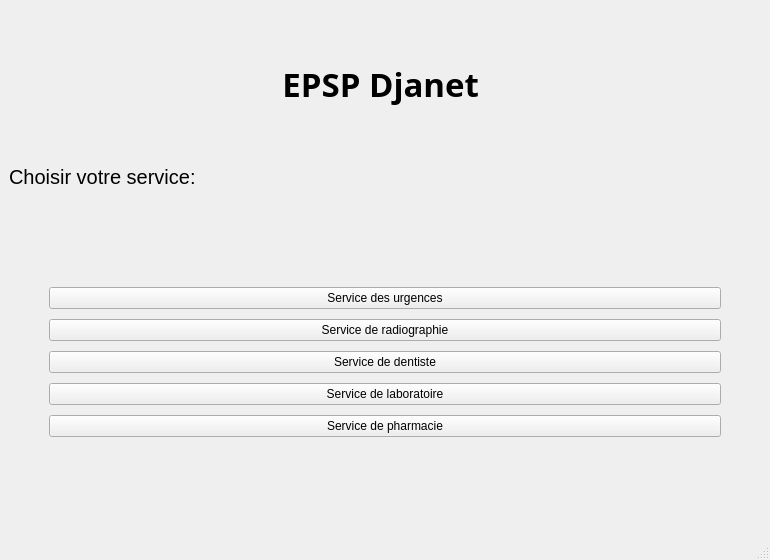
The window that ui/main.ui (otmanLAHRECHE/EPSP_Garde_Project) describes before a commit, drawn with Qt 5.
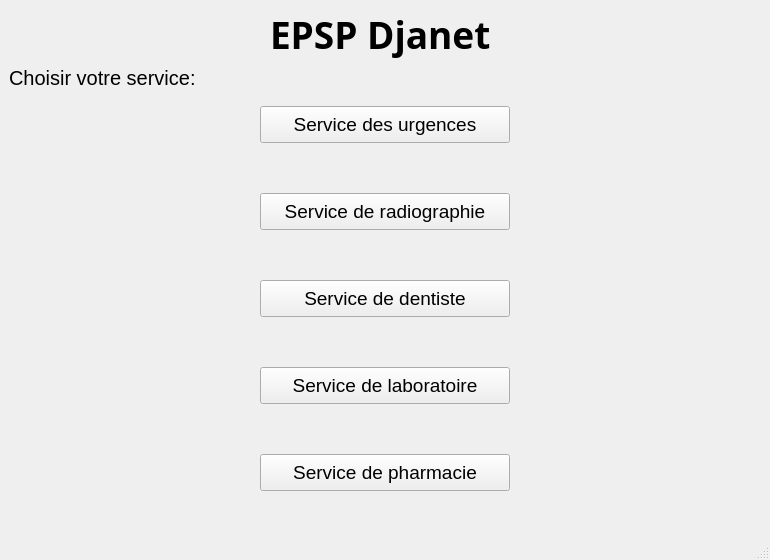
The same window after the commit.

Diff of the .ui file:
```diff
--- a/ui/main.ui
+++ b/ui/main.ui
@@ -65,7 +65,7 @@
       <property name="font">
        <font>
         <family>MS Reference Sans Serif</family>
-        <pointsize>25</pointsize>
+        <pointsize>28</pointsize>
         <weight>75</weight>
         <italic>false</italic>
         <bold>true</bold>
@@ -107,7 +107,7 @@
        <number>40</number>
       </property>
       <property name="topMargin">
-       <number>40</number>
+       <number>10</number>
       </property>
       <property name="rightMargin">
        <number>40</number>
@@ -116,13 +116,24 @@
        <number>40</number>
       </property>
       <property name="horizontalSpacing">
-       <number>8</number>
+       <number>20</number>
       </property>
       <property name="verticalSpacing">
-       <number>10</number>
+       <number>50</number>
       </property>
       <item row="4" column="0">
        <widget class="QPushButton" name="pushButton_5">
+        <property name="maximumSize">
+         <size>
+          <width>250</width>
+          <height>50</height>
+         </size>
+        </property>
+        <property name="font">
+         <font>
+          <pointsize>14</pointsize>
+         </font>
+        </property>
         <property name="text">
          <string>Service de pharmacie</string>
         </property>
@@ -130,6 +141,17 @@
       </item>
       <item row="2" column="0">
        <widget class="QPushButton" name="pushButton_3">
+        <property name="maximumSize">
+         <size>
+          <width>250</width>
+          <height>50</height>
+         </size>
+        </property>
+        <property name="font">
+         <font>
+          <pointsize>14</pointsize>
+         </font>
+        </property>
         <property name="text">
          <string>Service de dentiste</string>
         </property>
@@ -137,6 +159,17 @@
       </item>
       <item row="1" column="0">
        <widget class="QPushButton" name="pushButton_2">
+        <property name="maximumSize">
+         <size>
+          <width>250</width>
+          <height>50</height>
+         </size>
+        </property>
+        <property name="font">
+         <font>
+          <pointsize>14</pointsize>
+         </font>
+        </property>
         <property name="text">
          <string>Service de radiographie</string>
         </property>
@@ -144,6 +177,17 @@
       </item>
       <item row="3" column="0">
        <widget class="QPushButton" name="pushButton_4">
+        <property name="maximumSize">
+         <size>
+          <width>250</width>
+          <height>50</height>
+         </size>
+        </property>
+        <property name="font">
+         <font>
+          <pointsize>14</pointsize>
+         </font>
+        </property>
         <property name="text">
          <string>Service de laboratoire</string>
         </property>
@@ -151,6 +195,23 @@
       </item>
       <item row="0" column="0">
        <widget class="QPushButton" name="pushButton">
+        <property name="sizePolicy">
+         <sizepolicy hsizetype="Fixed" vsizetype="Fixed">
+          <horstretch>0</horstretch>
+          <verstretch>0</verstretch>
+         </sizepolicy>
+        </property>
+        <property name="maximumSize">
+         <size>
+          <width>250</width>
+          <height>50</height>
+         </size>
+        </property>
+        <property name="font">
+         <font>
+          <pointsize>14</pointsize>
+         </font>
+        </property>
         <property name="text">
          <string>Service des urgences</string>
         </property>
```
